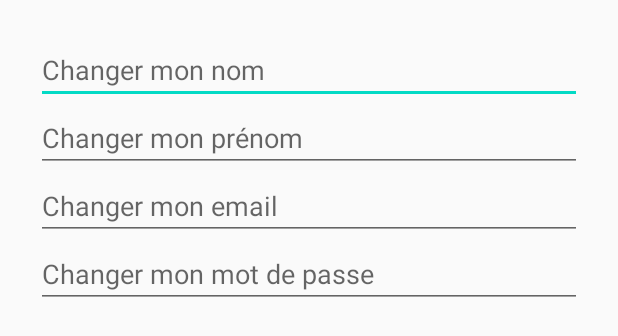
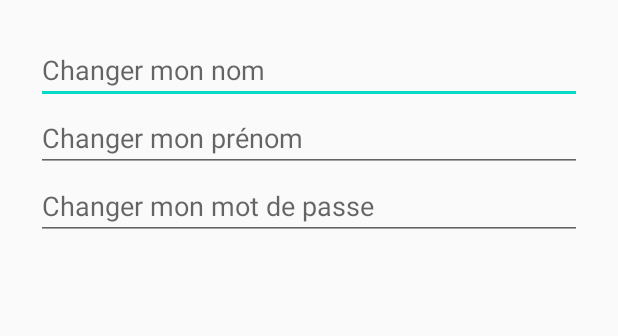
Before and after one commit to ImaneBenach/LinkServiceApp, an Android app: the layout layout_dialog.xml on its own in the app's theme, with its tools: preview values and no code run, on a phone screen of 412 x 824 dp. Shown: the top 336 px of the screen. Run offline under Robolectric (Android 15) with nearby library versions, the phone set to English and light mode, and no system bars.

Commit message:
profilupdate

```diff
--- a/app/src/main/java/com/imane/linkserviceapp/Classes/User.java
+++ b/app/src/main/java/com/imane/linkserviceapp/Classes/User.java
@@ -127,7 +127,7 @@ public class User implements Serializable {
 
 
 
-    public HashMap updateUser(String newName, String newSurname, String password, int id, String email) throws IOException, InterruptedException {
+    public HashMap updateUser(String newName, String newSurname, String password, int id) throws IOException, InterruptedException, NoSuchAlgorithmException {
         name = newName;
         surname = newSurname;
 
@@ -135,9 +135,8 @@ public class User implements Serializable {
         HashMap<String, String> inputValues = new HashMap<>();
         inputValues.put("name",name);
         inputValues.put("surname",surname);
-        inputValues.put("password",password);
+        inputValues.put("password",API.passwordHash(password));
         inputValues.put("id",Integer.toString(id));
-        inputValues.put("email",email);
 
         return inputValues;
     }
--- a/app/src/main/java/com/imane/linkserviceapp/PopUpModifProfil.java
+++ b/app/src/main/java/com/imane/linkserviceapp/PopUpModifProfil.java
@@ -35,7 +35,6 @@ public class PopUpModifProfil extends AppCompatDialogFragment {
 
         editNom = view.findViewById(R.id.edit_nom) ;
         editPrenom = view.findViewById(R.id.edit_prenom) ;
-        editEmail = view.findViewById(R.id.edit_email);
         editMdp = view.findViewById(R.id.edit_mdp);
 
 
@@ -49,7 +48,6 @@ public class PopUpModifProfil extends AppCompatDialogFragment {
                     @Override
                     public void onClick(DialogInterface dialog, int which) {
                         User user = new User();
-                        final String email = editEmail.getText().toString();
                         final String mdp = editMdp.getText().toString();
                         final String nom = editNom.getText().toString();
                         final String prenom = editPrenom.getText().toString();
@@ -61,7 +59,7 @@ public class PopUpModifProfil extends AppCompatDialogFragment {
                         try {
                             String table =  "user";
 
-                            HashMap<String,String> update = user.updateUser(nom, prenom,mdp,userConnected.getId(), email);
+                            HashMap<String,String> update = user.updateUser(nom, prenom,mdp,userConnected.getId());
                             HashMap<String, Object> userValue = new HashMap<>();
 
                             userValue.put("table", "user");
@@ -77,6 +75,8 @@ public class PopUpModifProfil extends AppCompatDialogFragment {
                             e.printStackTrace();
                         } catch (InterruptedException e) {
                             e.printStackTrace();
+                        } catch (NoSuchAlgorithmException e) {
+                            e.printStackTrace();
                         }
 
                     }
--- a/app/src/main/res/layout/layout_dialog.xml
+++ b/app/src/main/res/layout/layout_dialog.xml
@@ -20,18 +20,10 @@
         android:hint="Changer mon prénom"></EditText>
 
     <EditText
-        android:id="@+id/edit_email"
+        android:id="@+id/edit_mdp"
         android:layout_width="match_parent"
         android:layout_height="wrap_content"
         android:layout_below="@id/edit_prenom"
-        android:inputType="textEmailAddress"
-        android:hint="Changer mon email"></EditText>
-
-    <EditText
-        android:id="@+id/edit_mdp"
-        android:layout_width="match_parent"
-        android:layout_height="wrap_content"
-        android:layout_below="@id/edit_email"
         android:inputType="textPassword"
         android:hint="Changer mon mot de passe"></EditText>
 
```
